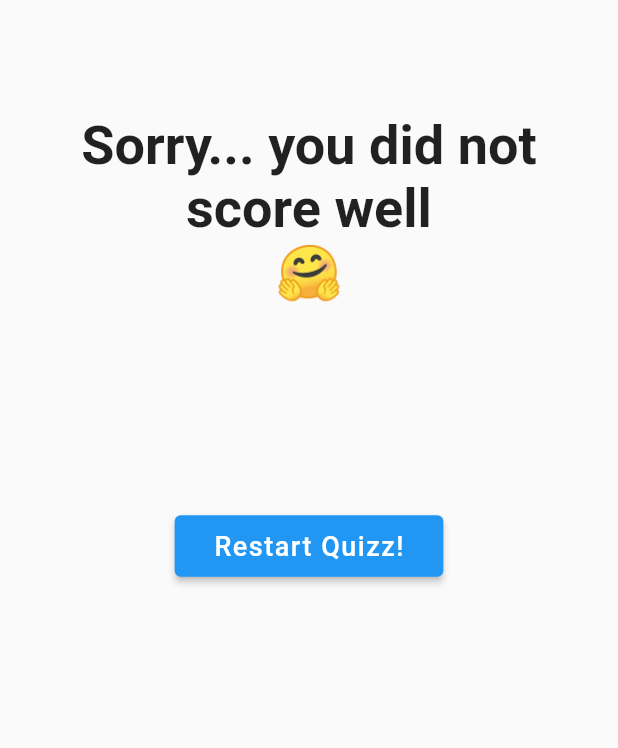
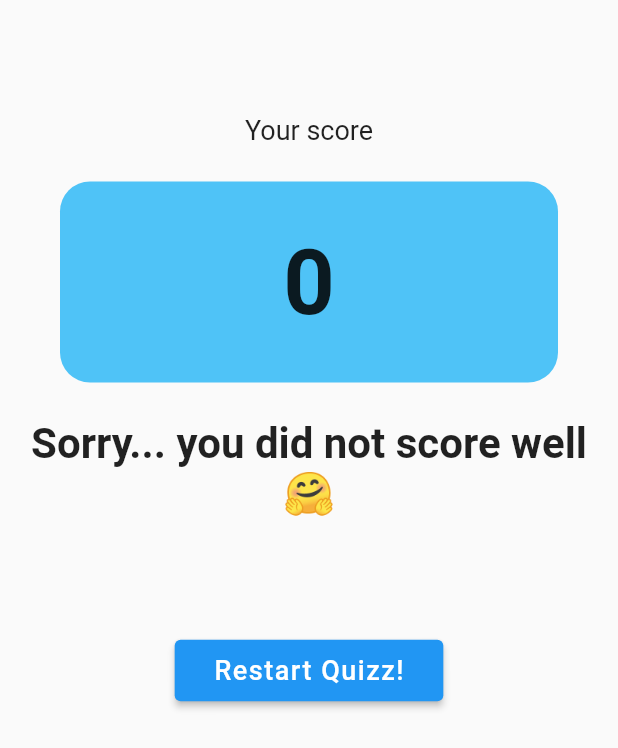
Before and after one commit to dhruv1214/Quizz_App, a Flutter app: the Result widget shown alone on an empty page, opened directly with empty values, on a phone screen of 412 x 824 dp. Shown: the top 748 px of the screen. Run offline on Flutter 3.47's test engine with Material 2 defaults, Android fonts, the phone set to English and light mode, and no system bars; our stand-ins replace animated_splash_screen.

Commit message:
add final score in result

```diff
--- a/lib/result.dart
+++ b/lib/result.dart
@@ -6,9 +6,11 @@ class Result extends StatelessWidget {
   Result(this.result, this.resetHandler);
 
   String get resultPhrase {
-    var resultText = "You did it \n😉";//added emoji so that it is more interactive
+    var resultText =
+        "You did it \n😉"; //added emoji so that it is more interactive
     if (result >= 45) {
-      resultText = 'You are awesome! \n🤩';//for adding emojis press (window key) + (;)
+      resultText =
+          'You are awesome! \n🤩'; //for adding emojis press (window key) + (;)
     } else if (result > 20 && result < 45) {
       resultText = "Better luck next time! \n😊";
     } else {
@@ -28,14 +30,39 @@ class Result extends StatelessWidget {
             children: [
               SizedBox(height: 60.0),
               Text(
+                'Your score',
+                style: TextStyle(
+                  fontSize: 18.0,
+                ),
+              ),
+              Container(
+                width: double.infinity,
+                margin: EdgeInsets.all(24.0),
+                padding: EdgeInsets.symmetric(vertical: 32.0),
+                decoration: BoxDecoration(
+                  color: Colors.lightBlue[300],
+                  borderRadius: BorderRadius.all(
+                    Radius.circular(20.0),
+                  ),
+                ),
+                child: Text(
+                  result.toString(),
+                  textAlign: TextAlign.center,
+                  style: TextStyle(
+                    fontSize: 60,
+                    fontWeight: FontWeight.bold,
+                  ),
+                ),
+              ),
+              Text(
                 resultPhrase,
                 style: TextStyle(
-                  fontSize: 36,
+                  fontSize: 28,
                   fontWeight: FontWeight.bold,
                 ),
                 textAlign: TextAlign.center,
               ),
-              SizedBox(height: 130.0),//added sized box so that it looks good ;)
+              SizedBox(height: 70.0), //added sized box so that it looks good ;)
               Padding(padding: EdgeInsets.only(top: 8)),
               ElevatedButton(
                 style: ElevatedButton.styleFrom(primary: Colors.blue),
```
